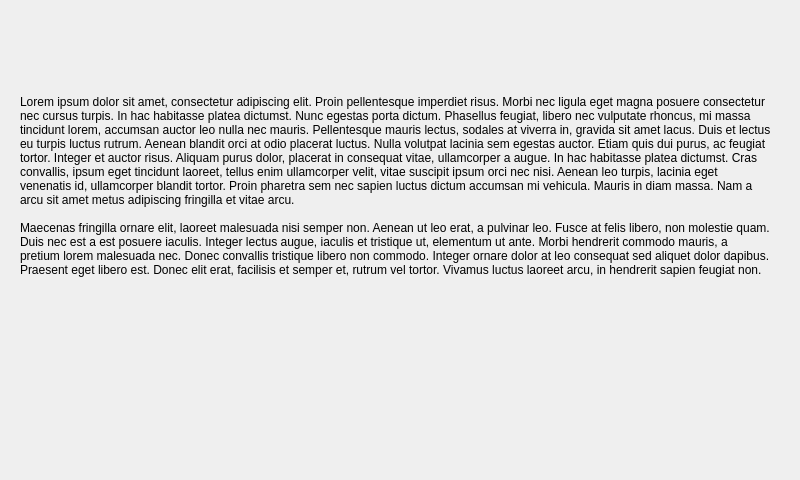
Old version of the form Client/instructionsdialog.ui in the repository ArtemD/SpeedFreak.
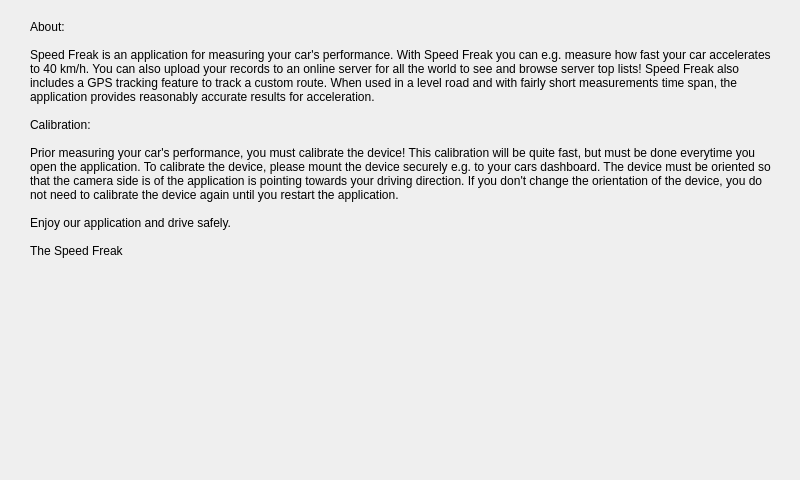
New version of the form.

Commit message: Removed dummy instructions text and added correct instructions

What changed in the file:
```diff
--- a/Client/instructionsdialog.ui
+++ b/Client/instructionsdialog.ui
@@ -16,16 +16,32 @@
   <widget class="QLabel" name="label">
    <property name="geometry">
     <rect>
-     <x>20</x>
-     <y>30</y>
+     <x>30</x>
+     <y>20</y>
      <width>751</width>
-     <height>311</height>
+     <height>371</height>
     </rect>
    </property>
+   <property name="font">
+    <font>
+     <pointsize>9</pointsize>
+    </font>
+   </property>
    <property name="text">
-    <string>Lorem ipsum dolor sit amet, consectetur adipiscing elit. Proin pellentesque imperdiet risus. Morbi nec ligula eget magna posuere consectetur nec cursus turpis. In hac habitasse platea dictumst. Nunc egestas porta dictum. Phasellus feugiat, libero nec vulputate rhoncus, mi massa tincidunt lorem, accumsan auctor leo nulla nec mauris. Pellentesque mauris lectus, sodales at viverra in, gravida sit amet lacus. Duis et lectus eu turpis luctus rutrum. Aenean blandit orci at odio placerat luctus. Nulla volutpat lacinia sem egestas auctor. Etiam quis dui purus, ac feugiat tortor. Integer et auctor risus. Aliquam purus dolor, placerat in consequat vitae, ullamcorper a augue. In hac habitasse platea dictumst. Cras convallis, ipsum eget tincidunt laoreet, tellus enim ullamcorper velit, vitae suscipit ipsum orci nec nisi. Aenean leo turpis, lacinia eget venenatis id, ullamcorper blandit tortor. Proin pharetra sem nec sapien luctus dictum accumsan mi vehicula. Mauris in diam massa. Nam a arcu sit amet metus adipiscing fringilla et vitae arcu.
+    <string>About:
 
-Maecenas fringilla ornare elit, laoreet malesuada nisi semper non. Aenean ut leo erat, a pulvinar leo. Fusce at felis libero, non molestie quam. Duis nec est a est posuere iaculis. Integer lectus augue, iaculis et tristique ut, elementum ut ante. Morbi hendrerit commodo mauris, a pretium lorem malesuada nec. Donec convallis tristique libero non commodo. Integer ornare dolor at leo consequat sed aliquet dolor dapibus. Praesent eget libero est. Donec elit erat, facilisis et semper et, rutrum vel tortor. Vivamus luctus laoreet arcu, in hendrerit sapien feugiat non. </string>
+Speed Freak is an application for measuring your car's performance. With Speed Freak you can e.g. measure how fast your car accelerates to 40 km/h. You can also upload your records to an online server for all the world to see and browse server top lists! Speed Freak also includes a GPS tracking feature to track a custom route. When used in a level road and with fairly short measurements time span, the application provides reasonably accurate results for acceleration.
+
+Calibration:
+
+Prior measuring your car's performance, you must calibrate the device! This calibration will be quite fast, but must be done everytime you open the application. To calibrate the device, please mount the device securely e.g. to your cars dashboard. The device must be oriented so that the camera side is of the application is pointing towards your driving direction. If you don't change the orientation of the device, you do not need to calibrate the device again until you restart the application.
+
+Enjoy our application and drive safely.
+
+The Speed Freak</string>
+   </property>
+   <property name="alignment">
+    <set>Qt::AlignLeading|Qt::AlignLeft|Qt::AlignTop</set>
    </property>
    <property name="wordWrap">
     <bool>true</bool>
```
